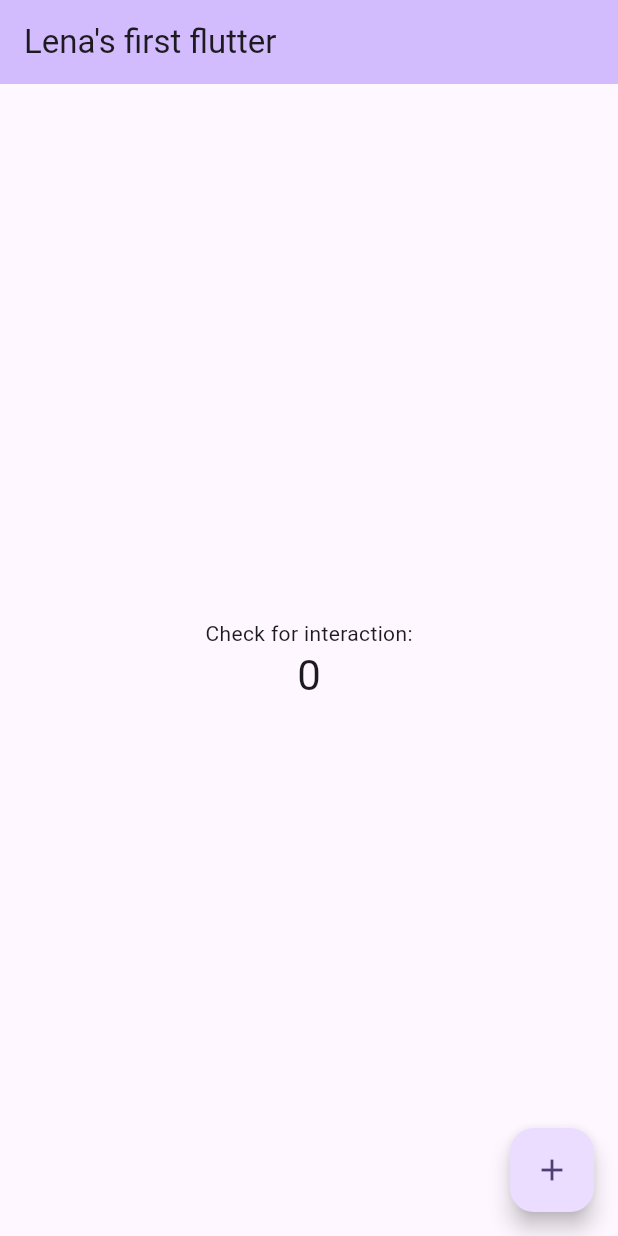
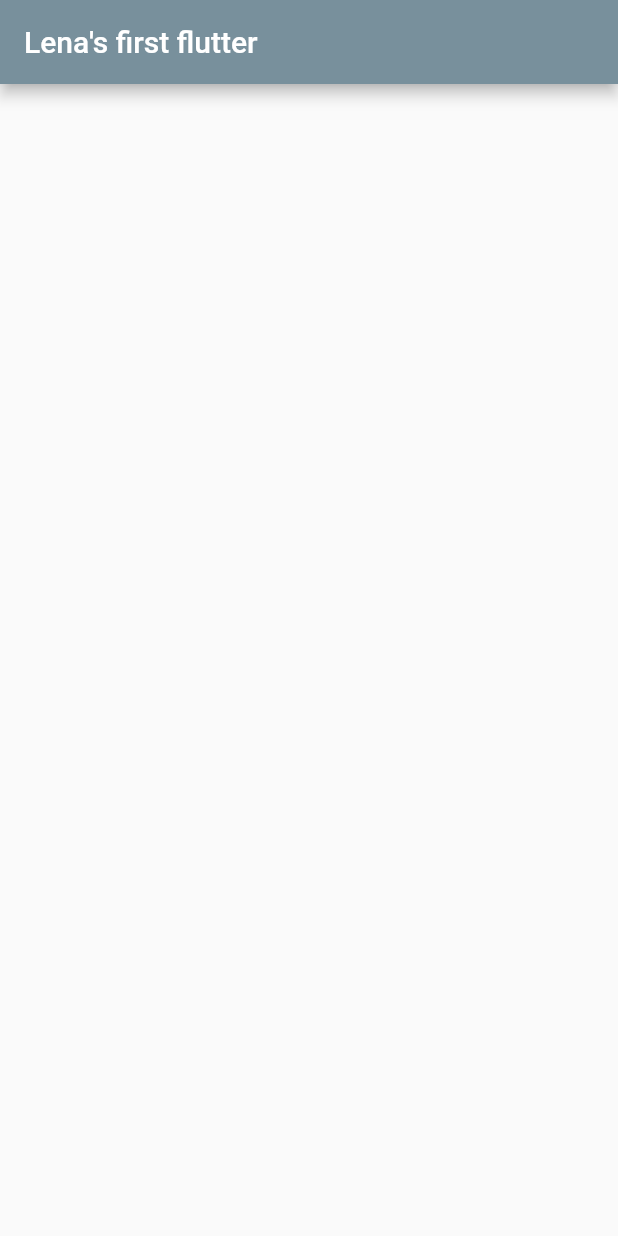
Before and after one commit to lenayoo/my_first_flutter, a Flutter app: the screen it shows after launch, on a phone screen of 412 x 824 dp. Run offline on Flutter 3.47's test engine with Material 2 defaults, Android fonts, the phone set to English and light mode, and no system bars.

Commit message:
try again

```diff
--- a/lib/main.dart
+++ b/lib/main.dart
@@ -1,73 +1,14 @@
 import 'package:flutter/material.dart';
 
 void main() {
-  runApp(const MyApp());
-}
-
-class MyApp extends StatelessWidget {
-  const MyApp({super.key});
-
-  // This widget is the root of your application.
-  @override
-  Widget build(BuildContext context) {
-    return MaterialApp(
-      title: 'Flutter Demo',
-      theme: ThemeData(
-        colorScheme: ColorScheme.fromSeed(seedColor: Colors.deepPurple),
-        useMaterial3: true,
-      ),
-      home: const MyHomePage(title: 'Lena\'s first flutter'),
-    );
-  }
-}
-
-class MyHomePage extends StatefulWidget {
-  const MyHomePage({super.key, required this.title});
-
-  final String title;
-
-  @override
-  State<MyHomePage> createState() => _MyHomePageState();
-}
-
-class _MyHomePageState extends State<MyHomePage> {
-  int _counter = 0;
-
-  void _incrementCounter() {
-    setState(() {
-      _counter++;
-    });
-  }
-
-  @override
-  Widget build(BuildContext context) {
-    return Scaffold(
-      appBar: AppBar(
-
-        backgroundColor: Theme.of(context).colorScheme.inversePrimary,
-
-        title: Text(widget.title),
-      ),
-      body: Center(
-
-        child: Column(
-          mainAxisAlignment: MainAxisAlignment.center,
-          children: <Widget>[
-            const Text(
-              'Check for interaction:',
-            ),
-            Text(
-              '$_counter',
-              style: Theme.of(context).textTheme.headlineMedium,
-            ),
-          ],
+  runApp(
+    MaterialApp(
+      home: Scaffold(
+        appBar: AppBar(
+          title: Text("Lena's first flutter"),
+          backgroundColor: Colors.blueGrey[400],
         ),
       ),
-      floatingActionButton: FloatingActionButton(
-        onPressed: _incrementCounter,
-        tooltip: 'Increment',
-        child: const Icon(Icons.add),
-      ), // This trailing comma makes auto-formatting nicer for build methods.
-    );
-  }
+    ),
+  );
 }
```
